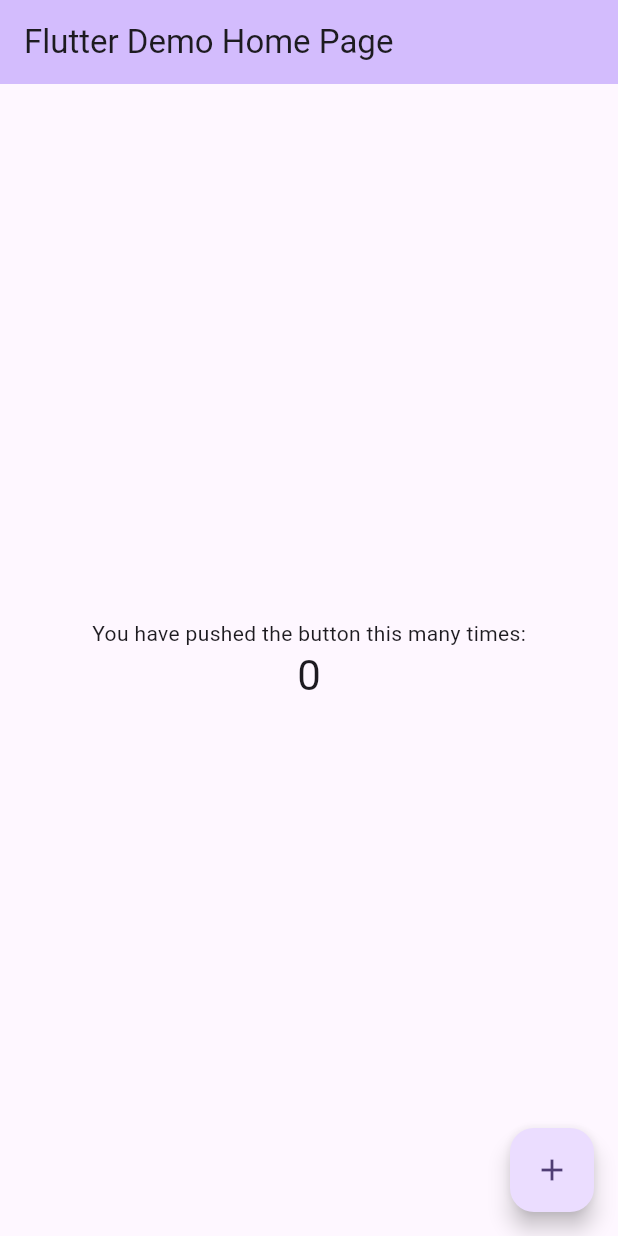
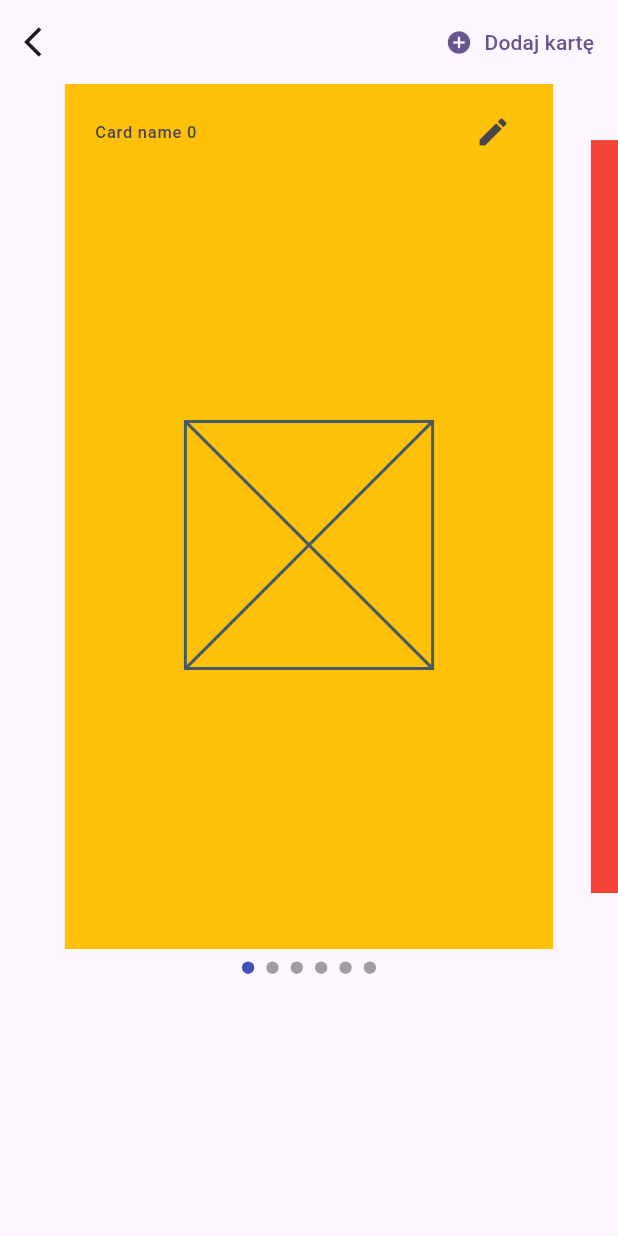
Before and after one commit to macieJJarocki/keepit, a Flutter app: the screen it shows after launch, on a phone screen of 412 x 824 dp. Run offline on Flutter 3.47's test engine with Material 3 defaults, Android fonts, the phone set to English and light mode, and no system bars; drawn by our look-alikes of carousel_slider, smooth_page_indicator; our stand-ins replace go_router, sizer; missing offline and left inert: mobile_scanner.

Commit message:
add scanner, wallet and home screen

```diff
--- a/analysis_options.yaml
+++ b/analysis_options.yaml
@@ -24,5 +24,8 @@ linter:
     # avoid_print: false  # Uncomment to disable the `avoid_print` rule
     # prefer_single_quotes: true  # Uncomment to enable the `prefer_single_quotes` rule
 
+formatter:
+  trailing_commas: preserve
+
 # Additional information about this file can be found at
 # https://dart.dev/guides/language/analysis-options
--- /dev/null
+++ b/lib/core/routing/router.dart
@@ -0,0 +1,28 @@
+import 'package:go_router/go_router.dart';
+import 'package:keepit/features/wallet/presentation/screens/scanner_screen.dart';
+import 'package:keepit/features/wallet/presentation/screens/wallet_screen.dart';
+import 'package:keepit/presentation/screens/home_screen.dart';
+
+class AppRouter {
+  GoRouter get getRouter => _router;
+
+  final GoRouter _router = GoRouter(
+    initialLocation: '/wallet',
+    routes: [
+      GoRoute(
+        path: '/',
+        builder: (context, state) => HomeScreen(),
+      ),
+      GoRoute(
+        name: 'wallet',
+        path: '/wallet',
+        builder: (context, state) => WalletScreen(),
+      ),
+      GoRoute(
+        name: 'newcard',
+        path: '/newcard',
+        builder: (context, state) => ScannerScreen(),
+      ),
+    ],
+  );
+}
--- /dev/null
+++ b/lib/features/wallet/presentation/screens/wallet_screen.dart
@@ -0,0 +1,92 @@
+import 'package:carousel_slider/carousel_slider.dart';
+import 'package:flutter/material.dart';
+import 'package:go_router/go_router.dart';
+import 'package:sizer/sizer.dart';
+import 'package:smooth_page_indicator/smooth_page_indicator.dart';
+
+class WalletScreen extends StatefulWidget {
+  const WalletScreen({super.key});
+
+  @override
+  State<WalletScreen> createState() => _WalletScreenState();
+}
+
+class _WalletScreenState extends State<WalletScreen> {
+  int currentIdx = 0;
+  final CarouselSliderController controller = CarouselSliderController();
+  @override
+  Widget build(BuildContext context) {
+    // TODO remove Scaffold
+    return Scaffold(
+      body: Column(
+        children: [
+          AppBar(
+            leading: Icon(Icons.arrow_back_ios),
+            actions: [
+              TextButton.icon(
+                onPressed: () => context.goNamed('newcard'),
+                label: Text('Dodaj kartę'),
+                icon: Icon(Icons.add_circle),
+                style: ButtonStyle(
+                  overlayColor: WidgetStateColor.transparent,
+                ),
+              ),
+            ],
+          ),
+          CarouselSlider(
+            options: CarouselOptions(
+              initialPage: currentIdx,
+              height: 70.h,
+              enableInfiniteScroll: false,
+              enlargeCenterPage: true,
+              onPageChanged: (nextIdx, reason) {
+                setState(() {
+                  currentIdx = nextIdx;
+                });
+              },
+            ),
+            carouselController: controller,
+            items: List<Widget>.generate(
+              6,
+              (index) => Padding(
+                padding: EdgeInsets.symmetric(horizontal: 2),
+                child: Container(
+                  color: index % 2 == 0 ? Colors.amber : Colors.red,
+                  child: Padding(
+                    padding: EdgeInsets.all(1.w),
+                    child: Column(
+                      children: [
+                        ListTile(
+                          leading: Text('Card name $index'),
+                          trailing: Icon(Icons.edit),
+                        ),
+                        SizedBox(
+                          height: 20.h,
+                        ),
+                        Center(
+                          child: SizedBox(
+                            width: 20.h,
+                            height: 20.h,
+                            child: Placeholder(),
+                          ),
+                        ),
+                      ],
+                    ),
+                  ),
+                ),
+              ),
+            ),
+          ),
+          Padding(
+            padding: EdgeInsets.symmetric(vertical: 1.h),
+            child: AnimatedSmoothIndicator(
+              activeIndex: currentIdx,
+              count: 6,
+              effect: SwapEffect(dotHeight: 1.h, dotWidth: 1.h),
+            ),
+          ),
+        ],
+      ),
+    );
+  }
+}
--- a/lib/main.dart
+++ b/lib/main.dart
@@ -1,122 +1,25 @@
 import 'package:flutter/material.dart';
+import 'package:keepit/core/routing/router.dart';
+import 'package:sizer/sizer.dart';
 
 void main() {
-  runApp(const MyApp());
+  runApp(const Keepit());
 }
 
-class MyApp extends StatelessWidget {
-  const MyApp({super.key});
+class Keepit extends StatelessWidget {
+  const Keepit({super.key});
 
-  // This widget is the root of your application.
   @override
   Widget build(BuildContext context) {
-    return MaterialApp(
-      title: 'Flutter Demo',
-      theme: ThemeData(
-        // This is the theme of your application.
-        //
-        // TRY THIS: Try running your application with "flutter run". You'll see
-        // the application has a purple toolbar. Then, without quitting the app,
-        // try changing the seedColor in the colorScheme below to Colors.green
-        // and then invoke "hot reload" (save your changes or press the "hot
-        // reload" button in a Flutter-supported IDE, or press "r" if you used
-        // the command line to start the app).
-        //
-        // Notice that the counter didn't reset back to zero; the application
-        // state is not lost during the reload. To reset the state, use hot
-        // restart instead.
-        //
-        // This works for code too, not just values: Most code changes can be
-        // tested with just a hot reload.
-        colorScheme: ColorScheme.fromSeed(seedColor: Colors.deepPurple),
+    return Sizer(
+      builder: (p0, p1, p2) => MaterialApp.router(
+        title: 'Flutter Demo',
+        theme: ThemeData(
+          colorScheme: ColorScheme.fromSeed(seedColor: Colors.deepPurple),
+        ),
+        debugShowCheckedModeBanner: false,
+        routerConfig: AppRouter().getRouter,
       ),
-      home: const MyHomePage(title: 'Flutter Demo Home Page'),
     );
   }
 }
-
-class MyHomePage extends StatefulWidget {
-  const MyHomePage({super.key, required this.title});
-
-  // This widget is the home page of your application. It is stateful, meaning
-  // that it has a State object (defined below) that contains fields that affect
-  // how it looks.
-
-  // This class is the configuration for the state. It holds the values (in this
-  // case the title) provided by the parent (in this case the App widget) and
-  // used by the build method of the State. Fields in a Widget subclass are
-  // always marked "final".
-
-  final String title;
-
-  @override
-  State<MyHomePage> createState() => _MyHomePageState();
-}
-
-class _MyHomePageState extends State<MyHomePage> {
-  int _counter = 0;
-
-  void _incrementCounter() {
-    setState(() {
-      // This call to setState tells the Flutter framework that something has
-      // changed in this State, which causes it to rerun the build method below
-      // so that the display can reflect the updated values. If we changed
-      // _counter without calling setState(), then the build method would not be
-      // called again, and so nothing would appear to happen.
-      _counter++;
-    });
-  }
-
-  @override
-  Widget build(BuildContext context) {
-    // This method is rerun every time setState is called, for instance as done
-    // by the _incrementCounter method above.
-    //
-    // The Flutter framework has been optimized to make rerunning build methods
-    // fast, so that you can just rebuild anything that needs updating rather
-    // than having to individually change instances of widgets.
-    return Scaffold(
-      appBar: AppBar(
-        // TRY THIS: Try changing the color here to a specific color (to
-        // Colors.amber, perhaps?) and trigger a hot reload to see the AppBar
-        // change color while the other colors stay the same.
-        backgroundColor: Theme.of(context).colorScheme.inversePrimary,
-        // Here we take the value from the MyHomePage object that was created by
-        // the App.build method, and use it to set our appbar title.
-        title: Text(widget.title),
-      ),
-      body: Center(
-        // Center is a layout widget. It takes a single child and positions it
-        // in the middle of the parent.
-        child: Column(
-          // Column is also a layout widget. It takes a list of children and
-          // arranges them vertically. By default, it sizes itself to fit its
-          // children horizontally, and tries to be as tall as its parent.
-          //
-          // Column has various properties to control how it sizes itself and
-          // how it positions its children. Here we use mainAxisAlignment to
-          // center the children vertically; the main axis here is the vertical
-          // axis because Columns are vertical (the cross axis would be
-          // horizontal).
-          //
-          // TRY THIS: Invoke "debug painting" (choose the "Toggle Debug Paint"
-          // action in the IDE, or press "p" in the console), to see the
-          // wireframe for each widget.
-          mainAxisAlignment: MainAxisAlignment.center,
-          children: <Widget>[
-            const Text('You have pushed the button this many times:'),
-            Text(
-              '$_counter',
-              style: Theme.of(context).textTheme.headlineMedium,
-            ),
-          ],
-        ),
-      ),
-      floatingActionButton: FloatingActionButton(
-        onPressed: _incrementCounter,
-        tooltip: 'Increment',
-        child: const Icon(Icons.add),
-      ), // This trailing comma makes auto-formatting nicer for build methods.
-    );
-  }
-}
--- a/pubspec.yaml
+++ b/pubspec.yaml
@@ -34,6 +34,11 @@ dependencies:
   # The following adds the Cupertino Icons font to your application.
   # Use with the CupertinoIcons class for iOS style icons.
   cupertino_icons: ^1.0.8
+  carousel_slider: ^5.1.1
+  go_router: ^15.2.4
+  mobile_scanner: ^7.0.1
+  smooth_page_indicator: ^1.2.1
+  sizer: ^3.0.5
 
 dev_dependencies:
   flutter_test:
```
Also changed, not shown: lib/features/wallet/presentation/screens/scanner_screen.dart (added, +78 -0 lines), lib/presentation/screens/home_screen.dart (added, +32 -0 lines), 3 other files.
